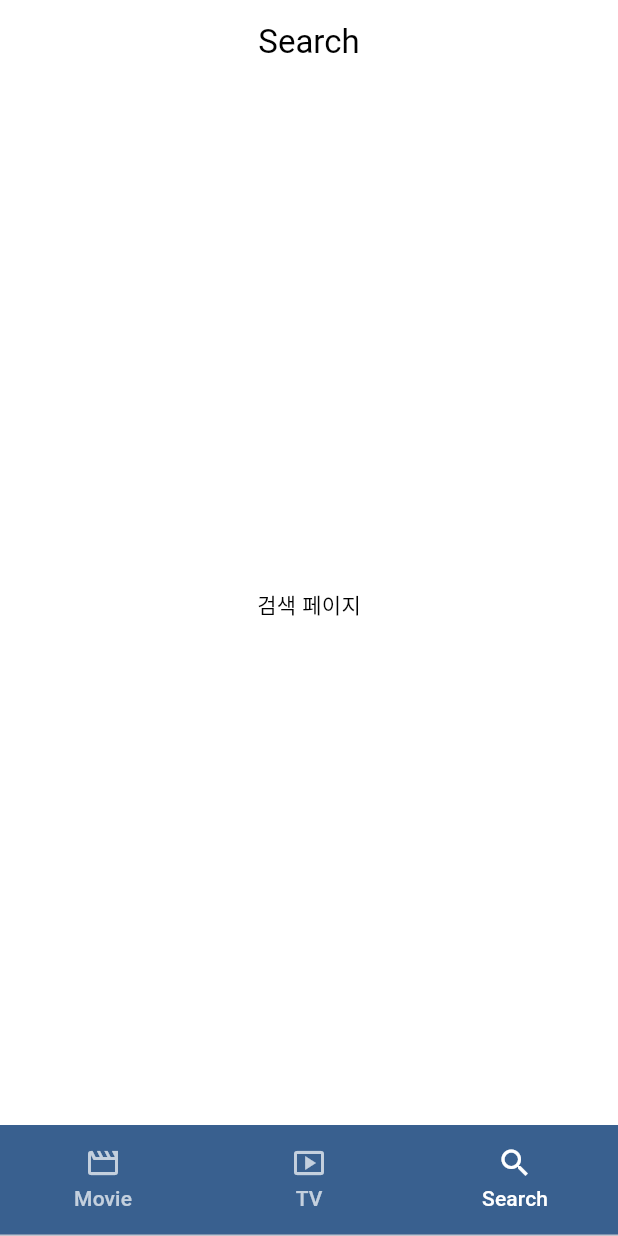
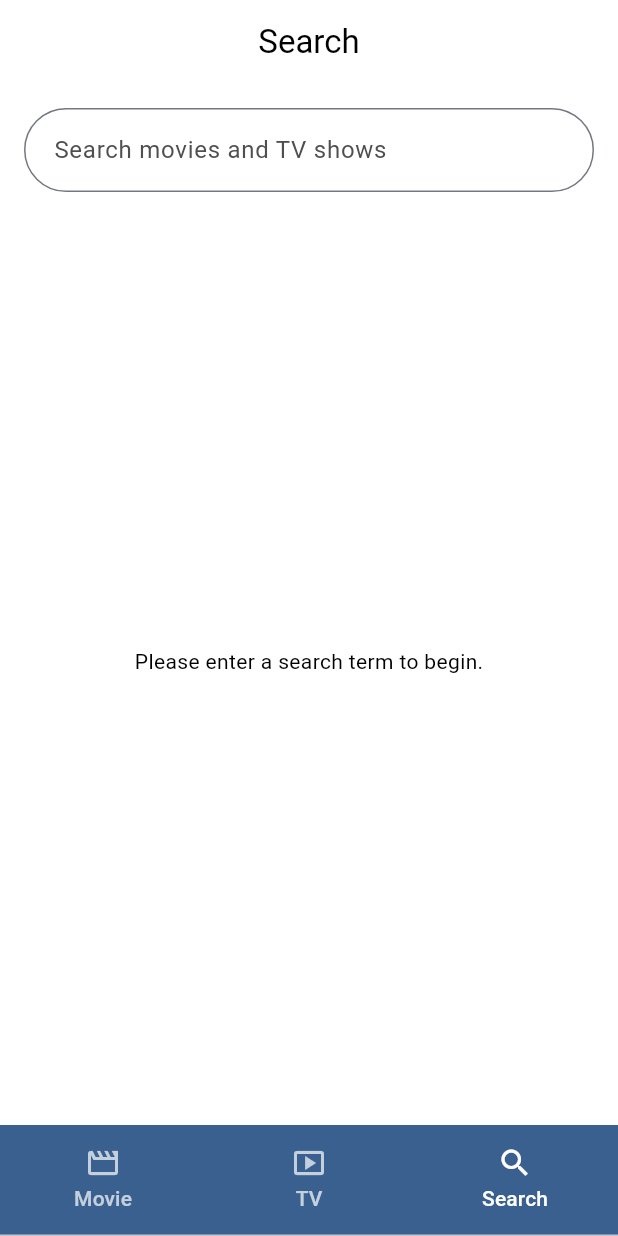
Before and after one commit to Young-Gon/movie-flutter, a Flutter app: the screen it shows after launch, item 3 of the bottom bar chosen, on a phone screen of 412 x 824 dp. Run offline on Flutter 3.47's test engine with Material 3 defaults, Android fonts, the phone set to English and light mode, and no system bars; our stand-ins replace dio, flutter_riverpod; network calls fail.

Commit message:
검색 기능 추가 및 MediaModel 도입

```diff
--- a/lib/data/provider/movie_provider.dart
+++ b/lib/data/provider/movie_provider.dart
@@ -1,7 +1,10 @@
 import 'package:flutter_riverpod/flutter_riverpod.dart';
+import 'package:flutter_riverpod/legacy.dart';
 import 'package:movie/data/api/ApiService.dart';
 import 'package:movie/data/model/GeneralResult.dart';
 import 'package:movie/data/model/MovieModel.dart';
+import 'package:movie/data/model/TVModel.dart';
+import 'package:movie/data/provider/tv_provider.dart';
 import 'package:movie/data/repository/MovieRepository.dart';
 
 // 1. ApiService Provider
@@ -57,3 +60,33 @@ final moviePageDataProvider =
         results[2], // trending
       );
     });
+
+// 5. 검색어를 위한 StateProvider
+final searchQueryProvider = StateProvider<String>((ref) => '');
+
+// 6. 영화와 TV 검색 결과를 통합하는 FutureProvider
+final searchProvider =
+    FutureProvider<(GeneralResult<MovieModel>, GeneralResult<TVModel>)>((
+      ref,
+    ) async {
+      // 검색어 Provider를 watch합니다.
+      final query = ref.watch(searchQueryProvider);
+
+      // 검색어가 비어있으면 API를 호출하지 않고 빈 결과를 반환합니다.
+      if (query.isEmpty) {
+        throw Exception('검색어가 비어있습니다.');
+      }
+
+      final movieRepo = ref.watch(movieRepositoryProvider);
+      final tvRepo = ref.watch(tvRepositoryProvider);
+
+      final results = await Future.wait([
+        movieRepo.getSearch(query: query),
+        tvRepo.getSearch(query: query),
+      ]);
+
+      return (
+        results[0] as GeneralResult<MovieModel>,
+        results[1] as GeneralResult<TVModel>,
+      );
+    });
--- a/lib/screens/home/tabs/MoviePage.dart
+++ b/lib/screens/home/tabs/MoviePage.dart
@@ -79,7 +79,7 @@ class _MoviePageState extends ConsumerState<MoviePage> {
             }
             return Padding(
               padding: const EdgeInsets.symmetric(horizontal: 20),
-              child: MediaItem(movie: trendingData.results[index - 1]),
+              child: MediaItem(media: trendingData.results[index - 1]),
             );
           },
         );
--- a/lib/screens/home/tabs/SearchPage.dart
+++ b/lib/screens/home/tabs/SearchPage.dart
@@ -1,11 +1,87 @@
-import 'package:flutter/cupertino.dart';
 import 'package:flutter/material.dart';
+import 'package:flutter_riverpod/flutter_riverpod.dart';
+import 'package:movie/component/ErrorScreen.dart';
+import 'package:movie/component/MediaItem.dart';
+import 'package:movie/data/provider/movie_provider.dart';
 
-class SearchPage extends StatelessWidget {
+class SearchPage extends ConsumerStatefulWidget {
   const SearchPage({super.key});
 
   @override
+  ConsumerState<SearchPage> createState() => _SearchPageState();
+}
+
+class _SearchPageState extends ConsumerState<SearchPage> {
+  final TextEditingController _controller = TextEditingController();
+
+  @override
+  void dispose() {
+    _controller.dispose();
+    super.dispose();
+  }
+
+  @override
   Widget build(BuildContext context) {
-    return const Center(child: Text("검색 페이지"));
+    // 검색어와 검색 결과를 각각 watch합니다.
+    final query = ref.watch(searchQueryProvider);
+    final searchResults = ref.watch(searchProvider);
+
+    return Padding(
+      padding: const EdgeInsets.all(16.0),
+      child: Column(
+        children: [
+          TextField(
+            controller: _controller,
+            decoration: const InputDecoration(
+              hintText: 'Search movies and TV shows',
+              border: OutlineInputBorder(
+                borderRadius: BorderRadius.all(Radius.circular(32)),
+                gapPadding: 8.0,
+              ),
+            ),
+            textInputAction: TextInputAction.search,
+            onSubmitted: (value) {
+              // 키패드의 'search' 버튼을 누르면 검색어 Provider의 상태를 업데이트합니다.
+              ref.read(searchQueryProvider.notifier).state = value;
+            },
+          ),
+          const SizedBox(height: 20),
+          Expanded(
+            // 검색어가 비어있으면 초기 안내 메시지를, 그렇지 않으면 검색 결과를 표시합니다.
+            child: query.isEmpty
+                ? const Center(
+                    child: Text('Please enter a search term to begin.'),
+                  )
+                : searchResults.when(
+                    data: (data) {
+                      final movies = data.$1.results;
+                      final tvs = data.$2.results;
+                      final allMedia = [...movies, ...tvs];
+
+                      if (allMedia.isEmpty) {
+                        // 검색 결과가 없을 때 메시지를 표시합니다.
+                        return const Center(child: Text('No results found.'));
+                      }
+
+                      return ListView.separated(
+                        itemCount: allMedia.length,
+                        separatorBuilder: (context, index) =>
+                            const SizedBox(height: 20),
+                        itemBuilder: (context, index) {
+                          return MediaItem(media: allMedia[index]);
+                        },
+                      );
+                    },
+                    error: (error, stack) {
+                      print(error.toString());
+                      return const ErrorScreen();
+                    },
+                    loading: () =>
+                        const Center(child: CircularProgressIndicator()),
+                  ),
+          ),
+        ],
+      ),
+    );
   }
 }
```
Also changed, not shown: lib/component/MediaItem.dart (+8 -8 lines), lib/data/api/ApiService.dart (+17 -2 lines), lib/data/repository/MovieRepository.dart (+7 -0 lines), lib/data/repository/TVRepository.dart (+7 -0 lines).
